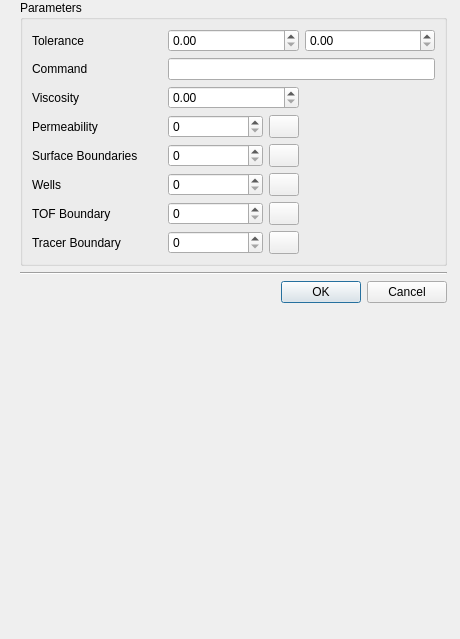
Above: src/Apps/Simulator/FlowParametersBar.ui from jdms/rrm before the change. Below: the same form after it.
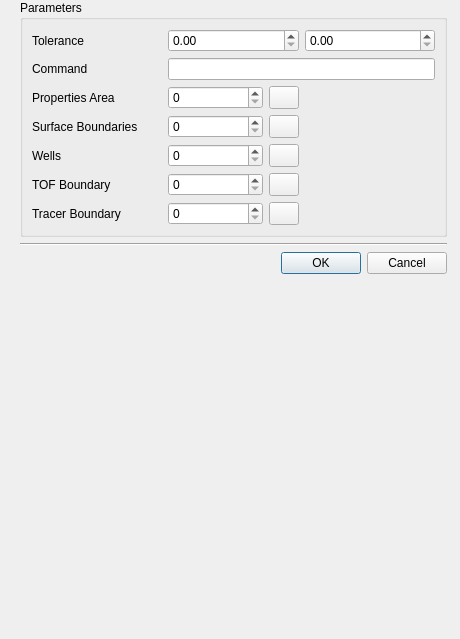
That is the form after the change.

Commit message: Flow simulation integrated

The edit to the form file:
```diff
--- a/src/Apps/Simulator/FlowParametersBar.ui
+++ b/src/Apps/Simulator/FlowParametersBar.ui
@@ -40,34 +40,7 @@
       <layout class="QVBoxLayout" name="verticalLayout_2">
        <item>
         <layout class="QGridLayout" name="gridLayout">
-         <item row="5" column="2">
-          <layout class="QHBoxLayout" name="horizontalLayout_2">
-           <item>
-            <layout class="QHBoxLayout" name="horizontalLayout_3">
-             <item>
-              <widget class="QSpinBox" name="sp_noboundaries"/>
-             </item>
-             <item>
-              <widget class="QPushButton" name="btn_boundariesvalues">
-               <property name="maximumSize">
-                <size>
-                 <width>30</width>
-                 <height>30</height>
-                </size>
-               </property>
-               <property name="text">
-                <string/>
-               </property>
-              </widget>
-             </item>
-            </layout>
-           </item>
-          </layout>
-         </item>
          <item row="3" column="2">
-          <widget class="QDoubleSpinBox" name="dsp_viscosityvalue"/>
-         </item>
-         <item row="4" column="2">
           <layout class="QHBoxLayout" name="horizontalLayout">
            <item>
             <widget class="QSpinBox" name="sp_nopermeabilityvalues"/>
@@ -87,7 +60,7 @@
            </item>
           </layout>
          </item>
-         <item row="6" column="2">
+         <item row="5" column="2">
           <layout class="QHBoxLayout" name="horizontalLayout_5">
            <item>
             <widget class="QSpinBox" name="sp_nowells"/>
@@ -107,7 +80,7 @@
            </item>
           </layout>
          </item>
-         <item row="7" column="2">
+         <item row="6" column="2">
           <layout class="QHBoxLayout" name="horizontalLayout_7">
            <item>
             <widget class="QSpinBox" name="sp_notfboundaryvalues"/>
@@ -127,7 +100,7 @@
            </item>
           </layout>
          </item>
-         <item row="8" column="2">
+         <item row="7" column="2">
           <layout class="QHBoxLayout" name="horizontalLayout_8">
            <item>
             <widget class="QSpinBox" name="sp_notrboundaryvalues"/>
@@ -147,14 +120,7 @@
            </item>
           </layout>
          </item>
-         <item row="3" column="1">
-          <widget class="QLabel" name="lb_viscosity">
-           <property name="text">
-            <string>Viscosity</string>
-           </property>
-          </widget>
-         </item>
-         <item row="6" column="1">
+         <item row="5" column="1">
           <widget class="QLabel" name="lb_wells">
            <property name="text">
             <string>Wells</string>
@@ -162,19 +128,26 @@
           </widget>
          </item>
          <item row="4" column="1">
-          <widget class="QLabel" name="lb_permeability">
-           <property name="text">
-            <string>Permeability</string>
-           </property>
-          </widget>
-         </item>
-         <item row="5" column="1">
           <widget class="QLabel" name="lb_boundaries">
            <property name="text">
             <string>Surface Boundaries</string>
            </property>
           </widget>
          </item>
+         <item row="3" column="1">
+          <widget class="QLabel" name="lb_permeability">
+           <property name="text">
+            <string>Properties Area</string>
+           </property>
+          </widget>
+         </item>
+         <item row="7" column="1">
+          <widget class="QLabel" name="lb_trboundary">
+           <property name="text">
+            <string>Tracer Boundary</string>
+           </property>
+          </widget>
+         </item>
          <item row="1" column="1">
           <widget class="QLabel" name="lb_tetgencmd">
            <property name="text">
@@ -182,20 +155,6 @@
            </property>
           </widget>
          </item>
-         <item row="8" column="1">
-          <widget class="QLabel" name="lb_trboundary">
-           <property name="text">
-            <string>Tracer Boundary</string>
-           </property>
-          </widget>
-         </item>
-         <item row="7" column="1">
-          <widget class="QLabel" name="lb_tfboundary">
-           <property name="text">
-            <string>TOF Boundary</string>
-           </property>
-          </widget>
-         </item>
          <item row="0" column="1">
           <widget class="QLabel" name="lb_tolerance1">
            <property name="text">
@@ -203,15 +162,46 @@
            </property>
           </widget>
          </item>
+         <item row="6" column="1">
+          <widget class="QLabel" name="lb_tfboundary">
+           <property name="text">
+            <string>TOF Boundary</string>
+           </property>
+          </widget>
+         </item>
          <item row="0" column="3">
           <widget class="QDoubleSpinBox" name="dsp_tolerance2"/>
          </item>
-         <item row="0" column="2">
-          <widget class="QDoubleSpinBox" name="dsp_tolerance1"/>
-         </item>
          <item row="1" column="2" colspan="2">
           <widget class="QLineEdit" name="edt_tetgencommand"/>
          </item>
+         <item row="0" column="2">
+          <widget class="QDoubleSpinBox" name="dsp_tolerance1"/>
+         </item>
+         <item row="4" column="2">
+          <layout class="QHBoxLayout" name="horizontalLayout_2">
+           <item>
+            <layout class="QHBoxLayout" name="horizontalLayout_3">
+             <item>
+              <widget class="QSpinBox" name="sp_noboundaries"/>
+             </item>
+             <item>
+              <widget class="QPushButton" name="btn_boundariesvalues">
+               <property name="maximumSize">
+                <size>
+                 <width>30</width>
+                 <height>30</height>
+                </size>
+               </property>
+               <property name="text">
+                <string/>
+               </property>
+              </widget>
+             </item>
+            </layout>
+           </item>
+          </layout>
+         </item>
         </layout>
        </item>
       </layout>
```
The commit also changes 37 other files.
